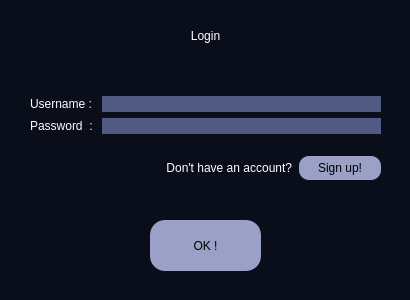
Qt form Sudoku/loginform.ui (UIAP4002-Dr-Mahdavi/mini-project-2-sudoku-Hsoonaik) before a commit.
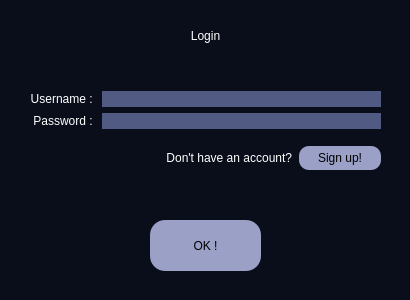
The same form after that commit.

```diff
--- a/Sudoku/loginform.ui
+++ b/Sudoku/loginform.ui
@@ -50,7 +50,7 @@
       <x>30</x>
       <y>80</y>
       <width>351</width>
-      <height>117</height>
+      <height>101</height>
      </rect>
     </property>
     <layout class="QVBoxLayout" name="verticalLayout">
@@ -66,6 +66,9 @@
          <property name="text">
           <string>Username : </string>
          </property>
+         <property name="alignment">
+          <set>Qt::AlignRight|Qt::AlignTrailing|Qt::AlignVCenter</set>
+         </property>
         </widget>
        </item>
        <item row="1" column="0">
@@ -76,7 +79,10 @@
 </string>
          </property>
          <property name="text">
-          <string>Password  : </string>
+          <string>Password : </string>
+         </property>
+         <property name="alignment">
+          <set>Qt::AlignRight|Qt::AlignTrailing|Qt::AlignVCenter</set>
          </property>
         </widget>
        </item>
```
Left out of the diff: 4 changed lines with no effect on the pictures.
